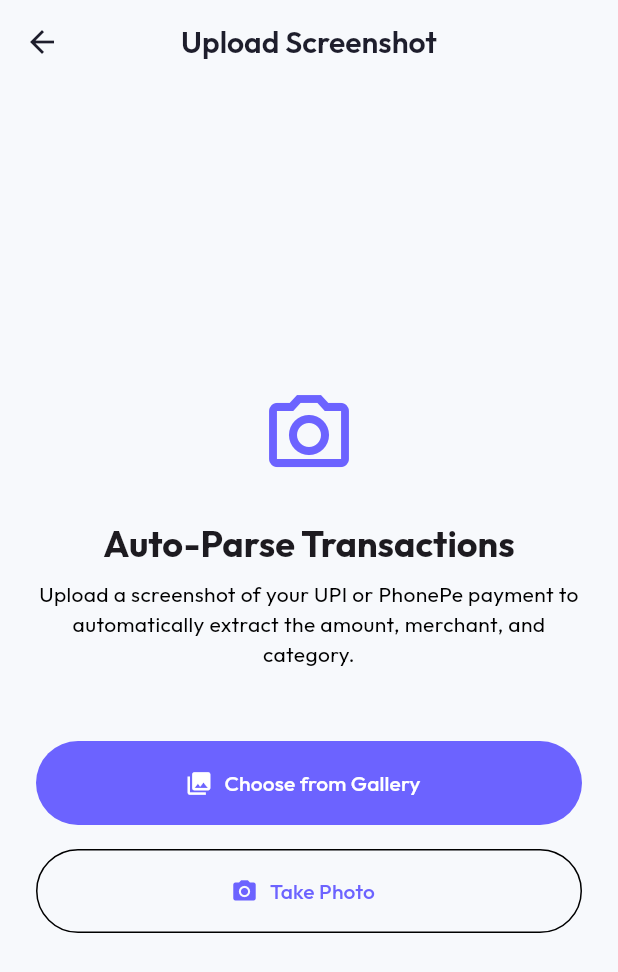
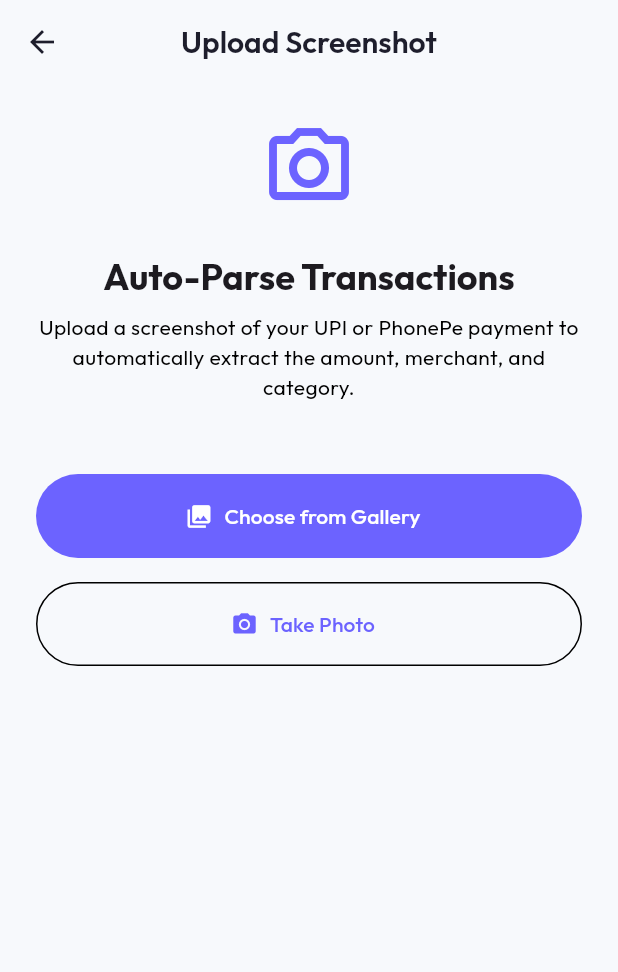
Before and after one commit to puravbhatt0504/ExpenseLens, a Flutter app: the ScreenshotUploadScreen screen opened by its route, on a phone screen of 412 x 824 dp. Shown: the top 972 px of the screen. Run offline on Flutter 3.47's test engine with Material 3 defaults, Android fonts, the phone set to English and light mode, and no system bars; our stand-ins replace dio, fl_chart, flutter_animate, flutter_riverpod, flutter_secure_storage, google_fonts and 5 more; missing offline and left inert: google_mlkit_text_recognition; accounts and stored records are empty; network calls fail.

Commit message:
fix: add SafeArea wrappers to NavigationBar and screens

```diff
--- a/app/lib/main.dart
+++ b/app/lib/main.dart
@@ -131,7 +131,8 @@ class _AppShellState extends State<AppShell> {
   Widget build(BuildContext context) {
     return Scaffold(
       body: _screens[_currentIndex],
-      bottomNavigationBar: NavigationBar(
+      bottomNavigationBar: SafeArea(
+        child: NavigationBar(
           selectedIndex: _currentIndex,
           onDestinationSelected: (index) {
             setState(() => _currentIndex = index);
@@ -158,6 +159,7 @@ class _AppShellState extends State<AppShell> {
               label: 'Savings',
             ),
           ],
+        ),
       ),
       floatingActionButton: _buildFab(),
     );
--- a/app/lib/screens/add_transaction_screen.dart
+++ b/app/lib/screens/add_transaction_screen.dart
@@ -143,7 +143,8 @@ class _AddTransactionScreenState extends ConsumerState<AddTransactionScreen> {
       appBar: AppBar(
         title: Text(_existingTransaction != null ? 'Edit Transaction' : 'Add Transaction'),
       ),
-      body: SingleChildScrollView(
+      body: SafeArea(
+        child: SingleChildScrollView(
           padding: const EdgeInsets.all(16),
           child: Form(
             key: _formKey,
@@ -316,6 +317,6 @@ class _AddTransactionScreenState extends ConsumerState<AddTransactionScreen> {
           ),
         ),
       ),
-    );
+    ));
   }
 }
--- a/app/lib/screens/screenshot_upload_screen.dart
+++ b/app/lib/screens/screenshot_upload_screen.dart
@@ -95,8 +95,8 @@ class _ScreenshotUploadScreenState
       appBar: AppBar(
         title: const Text('Upload Screenshot'),
       ),
-      body: Center(
-        child: Padding(
+      body: SafeArea(
+        child: SingleChildScrollView(
           padding: const EdgeInsets.all(24),
           child: Column(
             mainAxisAlignment: MainAxisAlignment.center,
```
Also changed, not shown: 1 other file. Lines whose indentation alone changed are shown as unchanged.
